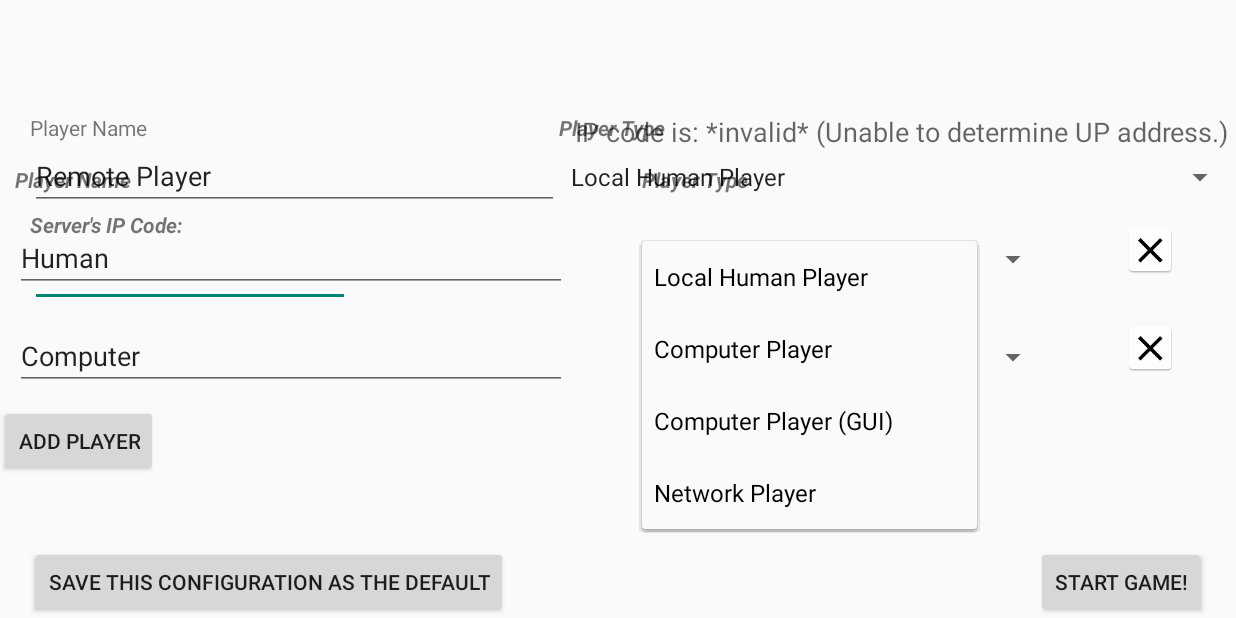
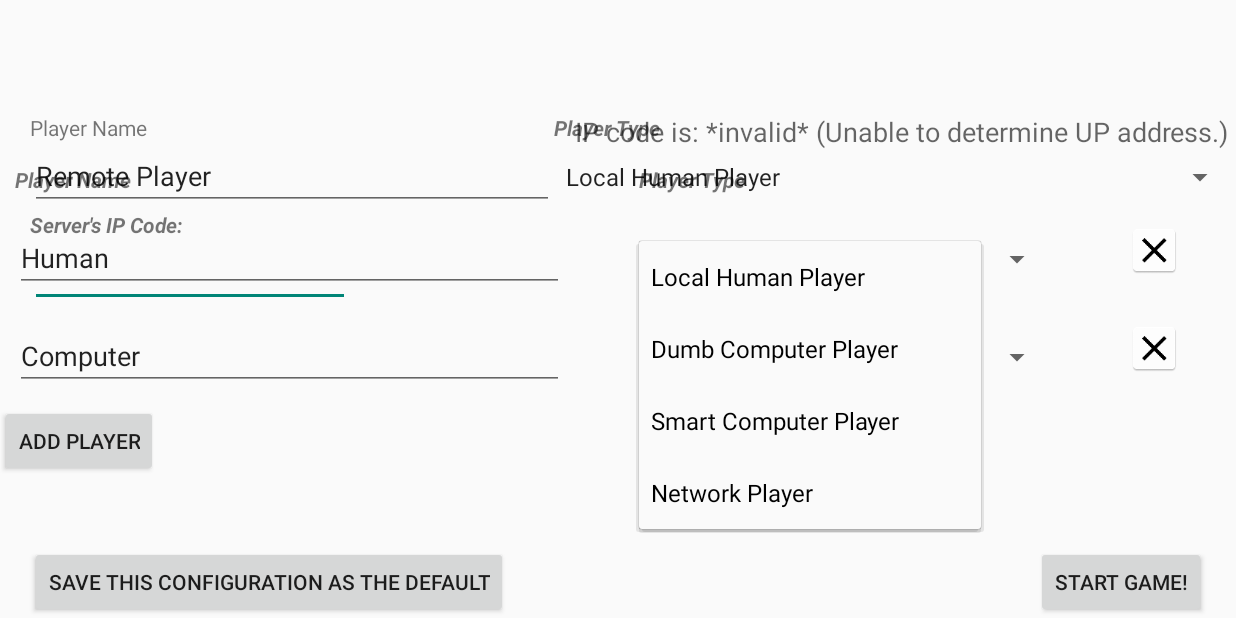
Before and after one commit to maggieryan3/QuartoProject, an Android app: the screen it shows after launch (QuartoMainActivity), after a tap on "Local Human Player", on a phone screen of 824 x 412 dp (held sideways). Run offline under Robolectric (Android 15) with nearby library versions, the phone set to English and light mode, and no system bars.

Commit message:
GAME WORKS!

```diff
--- a/app/src/main/java/com/example/ryanmar19/quarto/quarto/QuartoLocalGame.java
+++ b/app/src/main/java/com/example/ryanmar19/quarto/quarto/QuartoLocalGame.java
@@ -48,14 +48,20 @@ public class QuartoLocalGame extends LocalGame {
     protected boolean makeMove(GameAction action) {
         if (action instanceof QuartoPickPieceAction) {
             state.PickPieceAction((QuartoPickPieceAction)action);
+            this.sendUpdatedStateTo(players[0]);
+            this.sendUpdatedStateTo(players[1]);
             return true;
         }
         if (action instanceof QuartoPlayPieceAction) {
             state.PlayPieceAction((QuartoPlayPieceAction)action);
+            this.sendUpdatedStateTo(players[0]);
+            this.sendUpdatedStateTo(players[1]);
             return true;
         }
         if (action instanceof QuartoClaimVictoryAction) {
             state.ClaimVictoryAction((QuartoClaimVictoryAction)action);
+            this.sendUpdatedStateTo(players[0]);
+            this.sendUpdatedStateTo(players[1]);
             return true;
         }
         return false;
--- a/app/src/main/java/com/example/ryanmar19/quarto/quarto/QuartoMainActivity.java
+++ b/app/src/main/java/com/example/ryanmar19/quarto/quarto/QuartoMainActivity.java
@@ -50,11 +50,11 @@ public class QuartoMainActivity extends GameMainActivity {
             }});
 
         // a computer player type (player type 1)
-        playerTypes.add(new GamePlayerType("Computer Player") {
+        playerTypes.add(new GamePlayerType("Dumb Computer Player") {
             public GamePlayer createPlayer(String name) {return new QuartoComputerPlayer1(name);}});
 
         // a computer player type (player type 2)
-        playerTypes.add(new GamePlayerType("Computer Player (GUI)") {
+        playerTypes.add(new GamePlayerType("Smart Computer Player") {
             public GamePlayer createPlayer(String name) {return new QuartoComputerPlayer2(name);}});
 
         // Create a game configuration class for Counter:
@@ -66,8 +66,8 @@ public class QuartoMainActivity extends GameMainActivity {
                 PORT_NUMBER);
 
         // Add the default players to the configuration
-        defaultConfig.addPlayer("Human", 0); // player 1: a human player
-        defaultConfig.addPlayer("Computer", 1); // player 2: a computer player
+        defaultConfig.addPlayer("Human", 0); // player 0: a human player
+        defaultConfig.addPlayer("Computer", 1); // player 1: a computer player
 
         // Set the default remote-player setup:
         // - player name: "Remote Player"
```
Also changed, not shown: app/src/main/java/com/example/ryanmar19/quarto/quarto/QuartoComputerPlayer1.java (+8 -10 lines), app/src/main/java/com/example/ryanmar19/quarto/quarto/QuartoHumanPlayer.java (+38 -1 lines), app/src/main/java/com/example/ryanmar19/quarto/quarto/QuartoState.java (+18 -11 lines), 1 other file.
